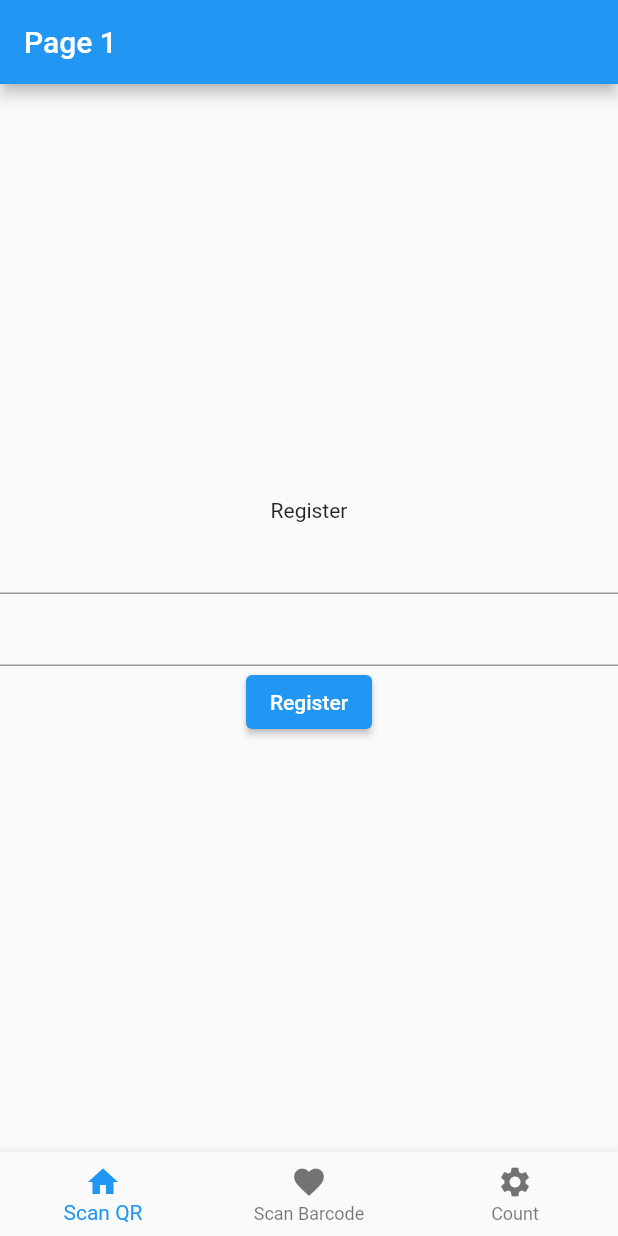
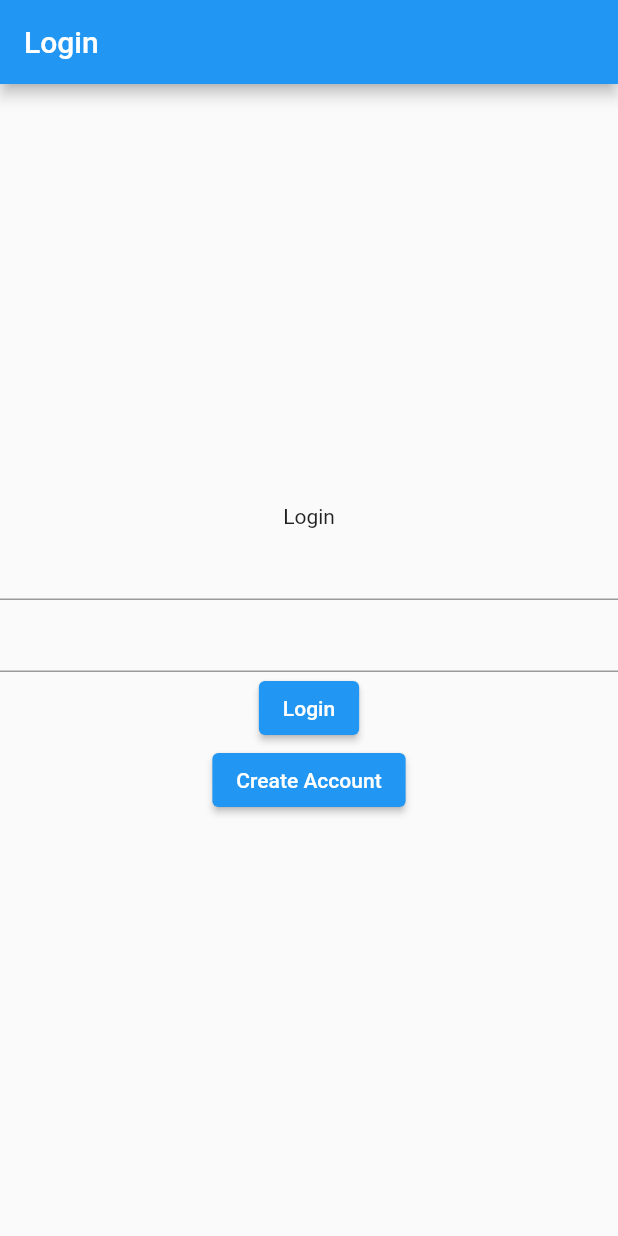
Before and after one commit to BW-BW/myscanner, a Flutter app: the screen it shows after launch, on a phone screen of 412 x 824 dp. Run offline on Flutter 3.47's test engine with Material 2 defaults, Android fonts, the phone set to English and light mode, and no system bars; our stand-ins replace supabase_flutter; missing offline and left inert: flutter_barcode_scanner; accounts and stored records are empty.

Commit message:
Login Regis

```diff
--- a/lib/main.dart
+++ b/lib/main.dart
@@ -1,10 +1,7 @@
 import 'package:flutter/material.dart';
-import 'pages/page1.dart';
-import 'pages/page2.dart';
-import 'pages/page3.dart';
+import 'package:myscanner/register.dart';
+import 'package:myscanner/userpages/usermain.dart';
 import 'package:supabase_flutter/supabase_flutter.dart';
-
-//void main() => runApp(const MyApp());
 
 void main() async {
   WidgetsFlutterBinding.ensureInitialized();
@@ -23,57 +20,92 @@ class MyApp extends StatelessWidget {
   @override
   Widget build(BuildContext context) {
     return MaterialApp(
-      title: 'Flutter Scaffold Demo',
+      routes: {
+        //'/': (context) => MyLogin(),
+        '/user': (context) => const MyHomePage(),
+        '/register': (context) => const MyRegister()
+      },
+      title: 'Login Screen',
       theme: ThemeData(
         primarySwatch: Colors.blue,
       ),
-      home: const MyHomePage(),
+      home: const MyLogin(),
     );
   }
 }
 
-class MyHomePage extends StatefulWidget {
-  const MyHomePage({super.key});
+class MyLogin extends StatefulWidget {
+  const MyLogin({super.key});
   @override
-  MyHomePageState createState() => MyHomePageState();
+  MyLoginState createState() => MyLoginState();
 }
 
-class MyHomePageState extends State<MyHomePage> {
-  int _selectedIndex = 0;
-  static List<Widget> pageszz = <Widget>[
-    const MyPage1(),
-    const MyPage2(),
-    const MyPage3(),
-  ];
+class MyLoginState extends State<MyLogin> {
+  String _email = "";
+  String _password = "";
 
-  void _onItemTapped(int index) {
-    setState(() {
-      _selectedIndex = index;
-    });
+  void register() async {
+    await Supabase.instance.client
+        .from('userCreds')
+        .insert({'username': _email, 'password': _password});
+  }
+
+  void login() async {
+    final data = await Supabase.instance.client
+        .from('userCreds')
+        .select('username, password')
+        .eq('username', _email)
+        .eq('password', _password);
+
+    if (data.isEmpty) {
+      print('data not found');
+      // Navigator.of(context)
+      //     .pushNamedAndRemoveUntil("/register", (route) => false);
+    } else {
+      print(data);
+      //throw a new screen here
+      // ignore: use_build_context_synchronously
+      Navigator.of(context).pushNamedAndRemoveUntil("/user", (route) => false);
+    }
   }
 
   @override
   Widget build(BuildContext context) {
     return Scaffold(
-      body: pageszz[_selectedIndex],
-      bottomNavigationBar: BottomNavigationBar(
-        items: const <BottomNavigationBarItem>[
-          BottomNavigationBarItem(
-            icon: Icon(Icons.home),
-            label: 'Scan QR',
-          ),
-          BottomNavigationBarItem(
-            icon: Icon(Icons.favorite),
-            label: 'Scan Barcode',
-          ),
-          BottomNavigationBarItem(
-            icon: Icon(Icons.settings),
-            label: 'Count',
-          ),
-        ],
-        currentIndex: _selectedIndex,
-        selectedItemColor: Colors.blue,
-        onTap: _onItemTapped,
+      appBar: AppBar(
+        leading: null,
+        title: const Text('Login'),
+      ),
+      body: Center(
+        child: Column(
+          mainAxisAlignment: MainAxisAlignment.center,
+          children: <Widget>[
+            const Text('Login'),
+            TextFormField(
+              onChanged: (value) {
+                _email = value;
+              },
+            ),
+            TextFormField(
+              onChanged: (value) {
+                _password = value;
+              },
+            ),
+            ElevatedButton(
+              onPressed: login,
+              child: const Text('Login'),
+            ),
+            ElevatedButton(
+              onPressed: () {
+                Navigator.push(
+                  context,
+                  MaterialPageRoute(builder: (context) => const MyRegister()),
+                );
+              },
+              child: const Text('Create Account'),
+            ),
+          ],
+        ),
       ),
     );
   }
```
Also changed, not shown: lib/register.dart (added, +48 -0 lines), lib/userpages/pageAccount.dart (added, +41 -0 lines), lib/userpages/pageSearch.dart (renamed from lib/pages/page1.dart, +1 -16 lines), lib/userpages/usermain.dart (added, +72 -0 lines), lib/userpages/pageHistory.dart (renamed from lib/pages/page2.dart), lib/userpages/pageScan.dart (renamed from lib/pages/page3.dart).
